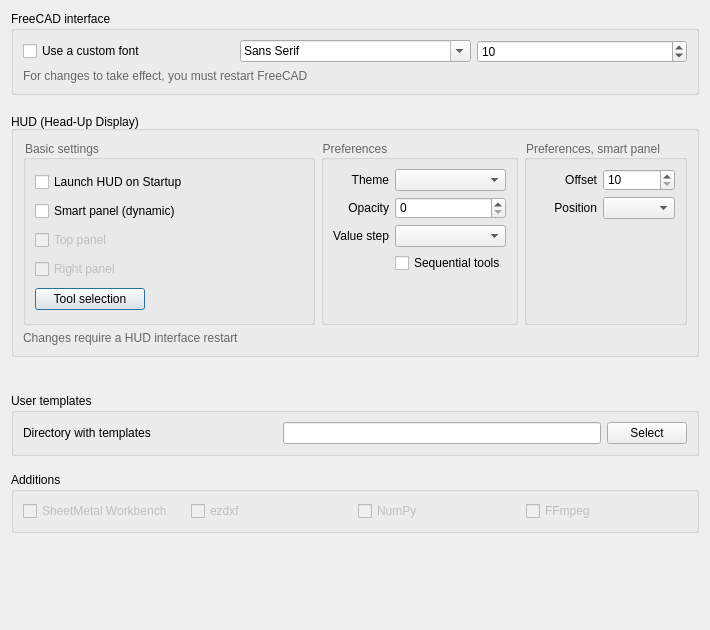
GS90/addFC, file addon/addFC/ui/pref_other.ui: the form before one commit.
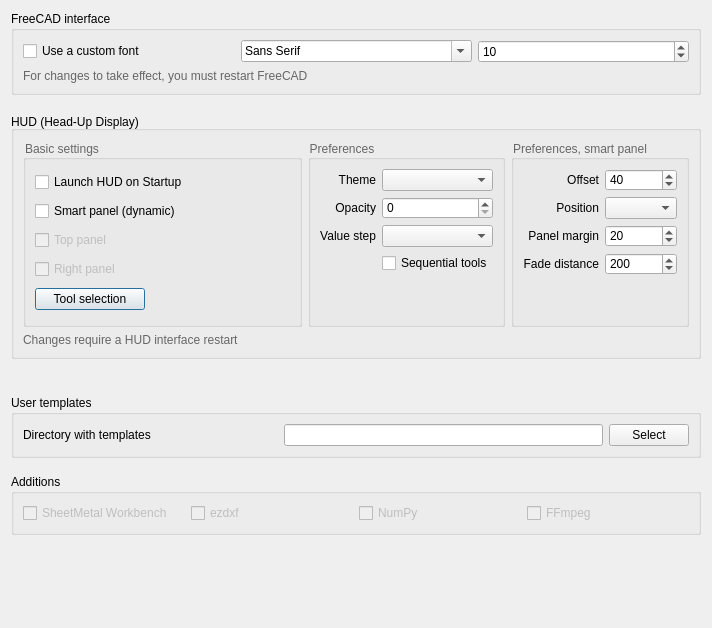
The form after the commit.

Diff of the .ui file:
```diff
--- a/addon/addFC/ui/pref_other.ui
+++ b/addon/addFC/ui/pref_other.ui
@@ -7,8 +7,8 @@
    <rect>
     <x>0</x>
     <y>0</y>
-    <width>710</width>
-    <height>630</height>
+    <width>712</width>
+    <height>628</height>
    </rect>
   </property>
   <property name="windowTitle">
@@ -190,7 +190,7 @@
            <item row="2" column="1">
             <widget class="QComboBox" name="comboBox_hud_value_step">
              <property name="toolTip">
-              <string>Controls the step size when changing the value.</string>
+              <string>Controls the step size when changing the value</string>
              </property>
             </widget>
            </item>
@@ -220,7 +220,7 @@
            <item row="2" column="0">
             <widget class="QLabel" name="label_hud_value_step">
              <property name="toolTip">
-              <string>Controls the step size when changing the value.</string>
+              <string>Controls the step size when changing the value</string>
              </property>
              <property name="text">
               <string>Value step</string>
@@ -250,7 +250,7 @@
             <widget class="QCheckBox" name="checkBox_hud_sequential">
              <property name="toolTip">
               <string>Enable secondary tools - they activate automatically after
-completing specific operations such as Pad, Pocket, and similar ones.</string>
+completing specific operations such as Pad, Pocket, and similar ones</string>
              </property>
              <property name="text">
               <string>Sequential tools</string>
@@ -269,8 +269,34 @@
            <string>Preferences, smart panel</string>
           </property>
           <layout class="QGridLayout" name="gridLayout_4">
+           <item row="3" column="1">
+            <widget class="QSpinBox" name="spinBox_hud_smart_fade">
+             <property name="toolTip">
+              <string>Distance over which the panel fades out</string>
+             </property>
+             <property name="minimum">
+              <number>10</number>
+             </property>
+             <property name="maximum">
+              <number>800</number>
+             </property>
+             <property name="value">
+              <number>200</number>
+             </property>
+            </widget>
+           </item>
+           <item row="1" column="1">
+            <widget class="QComboBox" name="comboBox_hud_spart_position">
+             <property name="toolTip">
+              <string>Panel position relative to cursor, above or below</string>
+             </property>
+            </widget>
+           </item>
            <item row="1" column="0">
             <widget class="QLabel" name="label_hud_spart_position">
+             <property name="toolTip">
+              <string>Panel position relative to cursor, above or below</string>
+             </property>
              <property name="text">
               <string>Position</string>
              </property>
@@ -279,18 +305,53 @@
              </property>
             </widget>
            </item>
+           <item row="4" column="1">
+            <spacer name="verticalSpacer_6">
+             <property name="orientation">
+              <enum>Qt::Vertical</enum>
+             </property>
+             <property name="sizeHint" stdset="0">
+              <size>
+               <width>20</width>
+               <height>40</height>
+              </size>
+             </property>
+            </spacer>
+           </item>
            <item row="0" column="1">
             <widget class="QSpinBox" name="spinBox_hud_cursor_offset">
+             <property name="toolTip">
+              <string>Distance between the cursor and the panel</string>
+             </property>
              <property name="minimum">
               <number>10</number>
              </property>
              <property name="maximum">
               <number>60</number>
              </property>
+             <property name="value">
+              <number>40</number>
+             </property>
+            </widget>
+           </item>
+           <item row="3" column="0">
+            <widget class="QLabel" name="label_hud_smart_fade">
+             <property name="toolTip">
+              <string>Distance over which the panel fades out</string>
+             </property>
+             <property name="text">
+              <string>Fade distance</string>
+             </property>
+             <property name="alignment">
+              <set>Qt::AlignRight|Qt::AlignTrailing|Qt::AlignVCenter</set>
+             </property>
             </widget>
            </item>
            <item row="0" column="0">
             <widget class="QLabel" name="label_hud_cursor_offset">
+             <property name="toolTip">
+              <string>Distance between the cursor and the panel</string>
+             </property>
              <property name="text">
               <string>Offset</string>
              </property>
@@ -299,21 +360,34 @@
              </property>
             </widget>
            </item>
-           <item row="1" column="1">
-            <widget class="QComboBox" name="comboBox_hud_spart_position"/>
-           </item>
            <item row="2" column="1">
-            <spacer name="verticalSpacer_6">
-             <property name="orientation">
-              <enum>Qt::Vertical</enum>
+            <widget class="QSpinBox" name="spinBox_hud_smart_margin">
+             <property name="toolTip">
+              <string>The active zone border defines the area around the panel where the panel is fully visible and interactive before fading begins</string>
              </property>
-             <property name="sizeHint" stdset="0">
-              <size>
-               <width>20</width>
-               <height>40</height>
-              </size>
+             <property name="minimum">
+              <number>10</number>
              </property>
-            </spacer>
+             <property name="maximum">
+              <number>800</number>
+             </property>
+             <property name="value">
+              <number>20</number>
+             </property>
+            </widget>
+           </item>
+           <item row="2" column="0">
+            <widget class="QLabel" name="label_hud_smart_margin">
+             <property name="toolTip">
+              <string>The active zone border defines the area around the panel where the panel is fully visible and interactive before fading begins</string>
+             </property>
+             <property name="text">
+              <string>Panel margin</string>
+             </property>
+             <property name="alignment">
+              <set>Qt::AlignRight|Qt::AlignTrailing|Qt::AlignVCenter</set>
+             </property>
+            </widget>
            </item>
           </layout>
          </widget>
```
